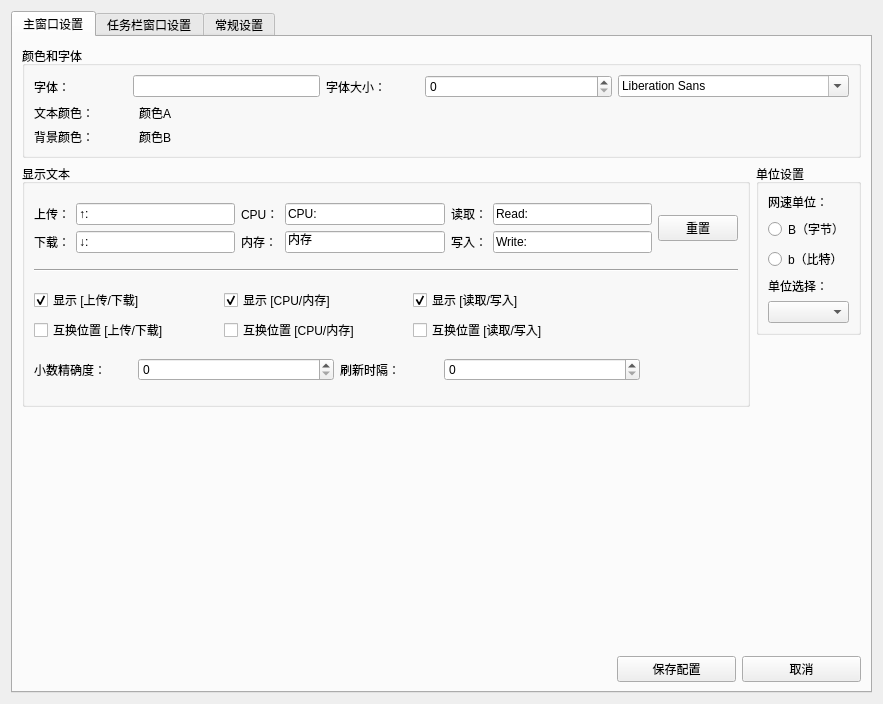
This is widgets/WinSetting.ui in XMuli/NetSpeed as Qt 5 draws it before an edit. The edited form follows.
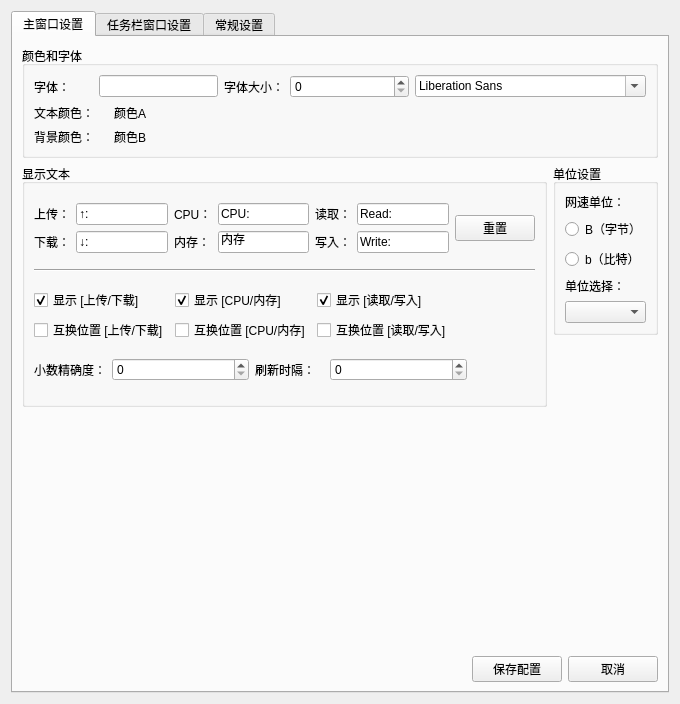
This is the edited form. The open tabs and pages were chosen to show the change.

Commit message: feat: Adjusting the UI layout

```diff
--- a/widgets/WinSetting.ui
+++ b/widgets/WinSetting.ui
@@ -6,7 +6,7 @@
    <rect>
     <x>0</x>
     <y>0</y>
-    <width>883</width>
+    <width>680</width>
     <height>704</height>
    </rect>
   </property>
```
Left out of the diff: 2 changed lines with no effect on the pictures. The commit also changes 4 other files.
